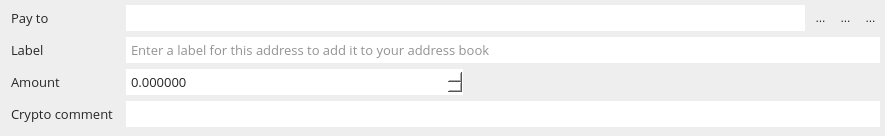
Before: the Qt Designer form src/gui/ui/transferframe.ui in ConcealNetwork/conceal-desktop, drawn with Qt 5.
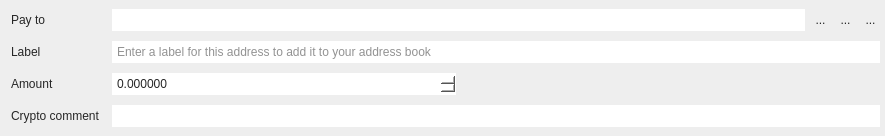
After: the same form once the commit is applied. Icons and pictures are not drawn.

```diff
--- a/src/gui/ui/transferframe.ui
+++ b/src/gui/ui/transferframe.ui
@@ -40,8 +40,8 @@
     <widget class="QLabel" name="label_3">
      <property name="font">
       <font>
-       <family>Open Sans</family>
-       <pointsize>10</pointsize>
+       <family>Arial</family>
+       <pointsize>9</pointsize>
       </font>
      </property>
      <property name="styleSheet">
@@ -56,8 +56,8 @@
     <widget class="QLineEdit" name="m_labelEdit">
      <property name="font">
       <font>
-       <family>Open Sans</family>
-       <pointsize>10</pointsize>
+       <family>Arial</family>
+       <pointsize>9</pointsize>
       </font>
      </property>
      <property name="styleSheet">
@@ -94,8 +94,8 @@
     <widget class="QLabel" name="label_2">
      <property name="font">
       <font>
-       <family>Open Sans</family>
-       <pointsize>10</pointsize>
+       <family>Arial</family>
+       <pointsize>9</pointsize>
       </font>
      </property>
      <property name="styleSheet">
@@ -110,8 +110,8 @@
     <widget class="QDoubleSpinBox" name="m_amountSpin">
      <property name="font">
       <font>
-       <family>Open Sans</family>
-       <pointsize>10</pointsize>
+       <family>Arial</family>
+       <pointsize>9</pointsize>
       </font>
      </property>
      <property name="layoutDirection">
@@ -148,8 +148,8 @@
     <widget class="QLineEdit" name="m_addressEdit">
      <property name="font">
       <font>
-       <family>Open Sans</family>
-       <pointsize>10</pointsize>
+       <family>Arial</family>
+       <pointsize>9</pointsize>
       </font>
      </property>
      <property name="styleSheet">
@@ -172,8 +172,8 @@
     <widget class="QLabel" name="label">
      <property name="font">
       <font>
-       <family>Open Sans</family>
-       <pointsize>10</pointsize>
+       <family>Arial</family>
+       <pointsize>9</pointsize>
       </font>
      </property>
      <property name="styleSheet">
@@ -188,8 +188,8 @@
     <widget class="QLabel" name="label_4">
      <property name="font">
       <font>
-       <family>Open Sans</family>
-       <pointsize>10</pointsize>
+       <family>Arial</family>
+       <pointsize>9</pointsize>
       </font>
      </property>
      <property name="styleSheet">
@@ -204,8 +204,8 @@
     <widget class="QLineEdit" name="m_transactionCommentEdit">
      <property name="font">
       <font>
-       <family>Open Sans</family>
-       <pointsize>10</pointsize>
+       <family>Arial</family>
+       <pointsize>9</pointsize>
       </font>
      </property>
      <property name="styleSheet">
```
